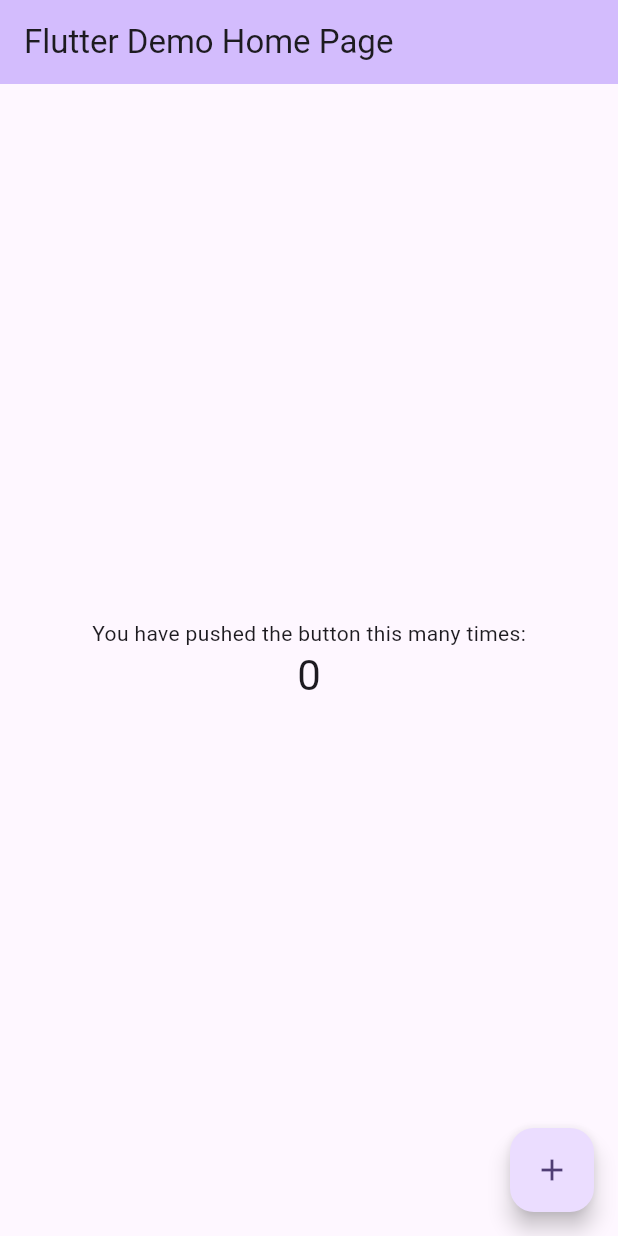
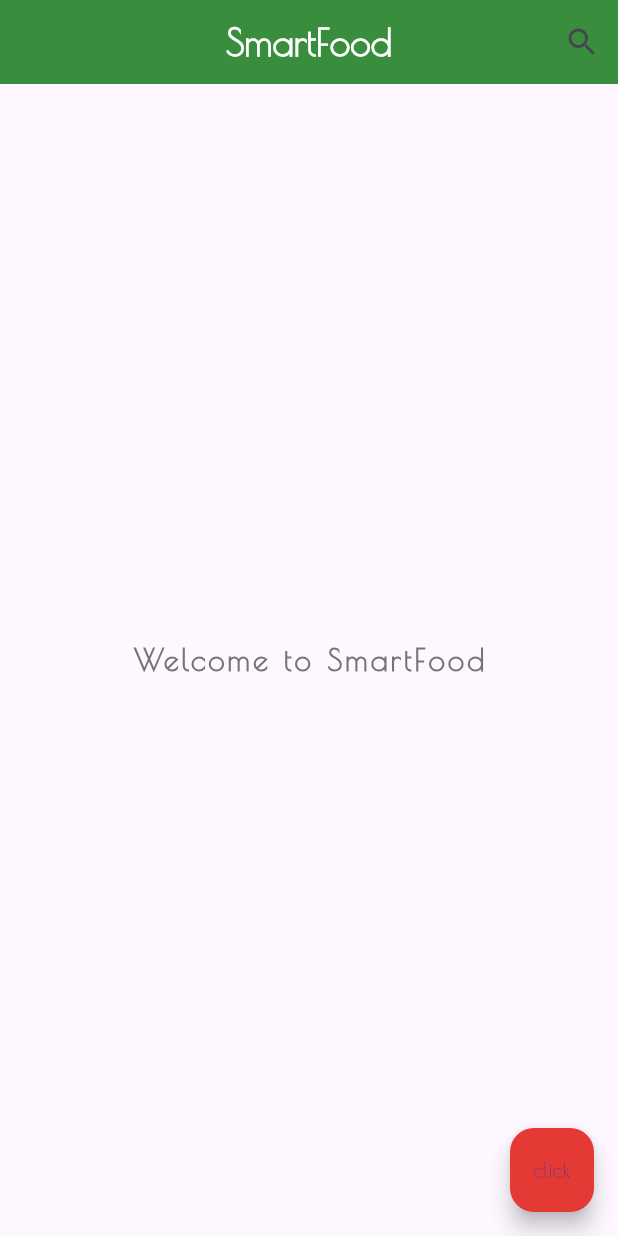
Before and after one commit to ValtteriJokisaari/smartfood, a Flutter app: the screen it shows after launch, on a phone screen of 412 x 824 dp. Run offline on Flutter 3.47's test engine with Material 3 defaults, Android fonts, the phone set to English and light mode, and no system bars; our stand-ins replace flutter_bloc.

Commit message:
Initial commit for UI. Made main and home screen.

```diff
--- /dev/null
+++ b/lib/home.dart
@@ -0,0 +1,87 @@
+import 'package:flutter/material.dart';
+
+class Home extends StatelessWidget {
+  const Home({super.key});
+
+  @override
+  Widget build(BuildContext context) {
+    return Scaffold(
+      appBar: AppBar(
+        title: Text('SmartFood'),
+        titleTextStyle: TextStyle(
+            fontSize: 25.0,
+            fontWeight: FontWeight.bold,
+            fontFamily: 'Poiret'
+        ),
+        centerTitle: true,
+        backgroundColor: Colors.green[700],
+        actions: [
+          IconButton(
+            icon: Icon(Icons.search),
+            onPressed: () {
+              showSearch(
+                  context: context,
+                  delegate: CustomSearchDelegate()
+              );
+            },
+          ),
+        ],
+      ),
+      body: Center(
+        child: Text(
+          'Welcome to SmartFood',
+          style: TextStyle(
+            fontSize: 20.0,
+            fontWeight: FontWeight.bold,
+            letterSpacing: 2.0,
+            color: Colors.grey[600],
+            fontFamily: 'Poiret',
+          ),
+        ),
+      ),
+      floatingActionButton: FloatingActionButton(
+        backgroundColor: Colors.red[600],
+        onPressed: () {},
+        child: Text('click'),
+      ),
+    );
+  }
+}
+
+class CustomSearchDelegate extends SearchDelegate {
+  @override
+  List<Widget> buildActions(BuildContext context) {
+    return [
+      IconButton(
+        icon: Icon(Icons.clear),
+        onPressed: () {
+          query = '';
+        },
+      ),
+    ];
+  }
+
+  @override
+  Widget buildLeading(BuildContext context) {
+    return IconButton(
+      icon: Icon(Icons.arrow_back),
+      onPressed: () {
+        close(context, null);
+      },
+    );
+  }
+
+  @override
+  Widget buildResults(BuildContext context) {
+    return Center(
+      child: Text(query),
+    );
+  }
+
+  @override
+  Widget buildSuggestions(BuildContext context) {
+    return Center(
+      child: Text('Search suggestions'),
+    );
+  }
+}
--- a/lib/main.dart
+++ b/lib/main.dart
@@ -1,125 +1,32 @@
 import 'package:flutter/material.dart';
+import 'package:flutter_bloc/flutter_bloc.dart';
+import "home.dart";
 
 void main() {
-  runApp(const MyApp());
+  runApp(MyApp());
 }
 
 class MyApp extends StatelessWidget {
   const MyApp({super.key});
 
-  // This widget is the root of your application.
   @override
   Widget build(BuildContext context) {
     return MaterialApp(
-      title: 'Flutter Demo',
+      title: 'SmartFood',
       theme: ThemeData(
-        // This is the theme of your application.
-        //
-        // TRY THIS: Try running your application with "flutter run". You'll see
-        // the application has a purple toolbar. Then, without quitting the app,
-        // try changing the seedColor in the colorScheme below to Colors.green
-        // and then invoke "hot reload" (save your changes or press the "hot
-        // reload" button in a Flutter-supported IDE, or press "r" if you used
-        // the command line to start the app).
-        //
-        // Notice that the counter didn't reset back to zero; the application
-        // state is not lost during the reload. To reset the state, use hot
-        // restart instead.
-        //
-        // This works for code too, not just values: Most code changes can be
-        // tested with just a hot reload.
-        colorScheme: ColorScheme.fromSeed(seedColor: Colors.deepPurple),
-        useMaterial3: true,
+        primarySwatch: Colors.green,
+        fontFamily: 'Poiret',
       ),
-      home: const MyHomePage(title: 'Flutter Demo Home Page'),
+      home: BlocProvider(
+        create: (context) => NavigationCubit(),
+        child: Home(),
+      ),
     );
   }
 }
 
-class MyHomePage extends StatefulWidget {
-  const MyHomePage({super.key, required this.title});
+class NavigationCubit extends Cubit<int> {
+  NavigationCubit() : super(0);
 
-  // This widget is the home page of your application. It is stateful, meaning
-  // that it has a State object (defined below) that contains fields that affect
-  // how it looks.
-
-  // This class is the configuration for the state. It holds the values (in this
-  // case the title) provided by the parent (in this case the App widget) and
-  // used by the build method of the State. Fields in a Widget subclass are
-  // always marked "final".
-
-  final String title;
-
-  @override
-  State<MyHomePage> createState() => _MyHomePageState();
+  void changePage(int index) => emit(index);
 }
-
-class _MyHomePageState extends State<MyHomePage> {
-  int _counter = 0;
-
-  void _incrementCounter() {
-    setState(() {
-      // This call to setState tells the Flutter framework that something has
-      // changed in this State, which causes it to rerun the build method below
-      // so that the display can reflect the updated values. If we changed
-      // _counter without calling setState(), then the build method would not be
-      // called again, and so nothing would appear to happen.
-      _counter++;
-    });
-  }
-
-  @override
-  Widget build(BuildContext context) {
-    // This method is rerun every time setState is called, for instance as done
-    // by the _incrementCounter method above.
-    //
-    // The Flutter framework has been optimized to make rerunning build methods
-    // fast, so that you can just rebuild anything that needs updating rather
-    // than having to individually change instances of widgets.
-    return Scaffold(
-      appBar: AppBar(
-        // TRY THIS: Try changing the color here to a specific color (to
-        // Colors.amber, perhaps?) and trigger a hot reload to see the AppBar
-        // change color while the other colors stay the same.
-        backgroundColor: Theme.of(context).colorScheme.inversePrimary,
-        // Here we take the value from the MyHomePage object that was created by
-        // the App.build method, and use it to set our appbar title.
-        title: Text(widget.title),
-      ),
-      body: Center(
-        // Center is a layout widget. It takes a single child and positions it
-        // in the middle of the parent.
-        child: Column(
-          // Column is also a layout widget. It takes a list of children and
-          // arranges them vertically. By default, it sizes itself to fit its
-          // children horizontally, and tries to be as tall as its parent.
-          //
-          // Column has various properties to control how it sizes itself and
-          // how it positions its children. Here we use mainAxisAlignment to
-          // center the children vertically; the main axis here is the vertical
-          // axis because Columns are vertical (the cross axis would be
-          // horizontal).
-          //
-          // TRY THIS: Invoke "debug painting" (choose the "Toggle Debug Paint"
-          // action in the IDE, or press "p" in the console), to see the
-          // wireframe for each widget.
-          mainAxisAlignment: MainAxisAlignment.center,
-          children: <Widget>[
-            const Text(
-              'You have pushed the button this many times:',
-            ),
-            Text(
-              '$_counter',
-              style: Theme.of(context).textTheme.headlineMedium,
-            ),
-          ],
-        ),
-      ),
-      floatingActionButton: FloatingActionButton(
-        onPressed: _incrementCounter,
-        tooltip: 'Increment',
-        child: const Icon(Icons.add),
-      ), // This trailing comma makes auto-formatting nicer for build methods.
-    );
-  }
-}
```
Also changed, not shown: pubspec.yaml (+8 -15 lines), assets/image.png (added), fonts/PoiretOne-Regular.ttf (added), pubspec.lock.
